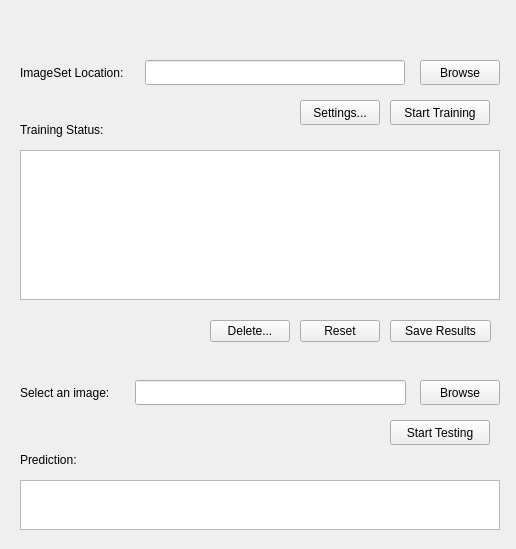
First picture: the form in Interface.ui, repository TtCWH/PyQt5GUI, before the edit.
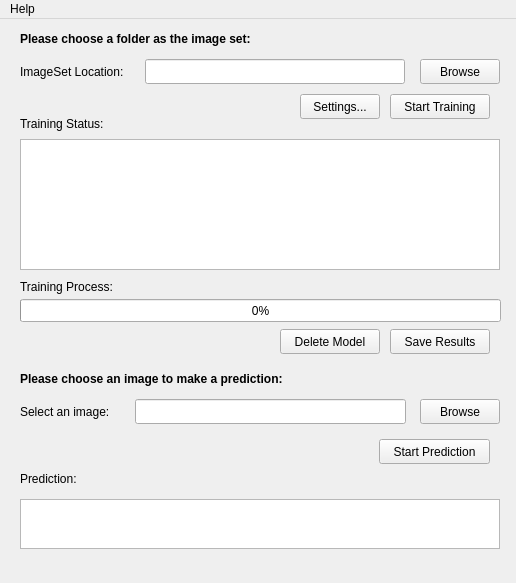
Second picture: the form after the edit. Icons and pictures are not drawn.

Diff of the .ui file:
```diff
--- a/Interface.ui
+++ b/Interface.ui
@@ -7,7 +7,7 @@
     <x>0</x>
     <y>0</y>
     <width>516</width>
-    <height>549</height>
+    <height>583</height>
    </rect>
   </property>
   <property name="windowTitle">
@@ -18,7 +18,7 @@
     <property name="geometry">
      <rect>
       <x>420</x>
-      <y>60</y>
+      <y>40</y>
       <width>80</width>
       <height>25</height>
      </rect>
@@ -31,7 +31,7 @@
     <property name="geometry">
      <rect>
       <x>145</x>
-      <y>60</y>
+      <y>40</y>
       <width>260</width>
       <height>25</height>
      </rect>
@@ -41,7 +41,7 @@
     <property name="geometry">
      <rect>
       <x>20</x>
-      <y>60</y>
+      <y>40</y>
       <width>120</width>
       <height>25</height>
      </rect>
@@ -54,7 +54,7 @@
     <property name="geometry">
      <rect>
       <x>300</x>
-      <y>100</y>
+      <y>75</y>
       <width>80</width>
       <height>25</height>
      </rect>
@@ -67,7 +67,7 @@
     <property name="geometry">
      <rect>
       <x>390</x>
-      <y>100</y>
+      <y>75</y>
       <width>100</width>
       <height>25</height>
      </rect>
@@ -80,7 +80,7 @@
     <property name="geometry">
      <rect>
       <x>20</x>
-      <y>120</y>
+      <y>95</y>
       <width>110</width>
       <height>20</height>
      </rect>
@@ -93,9 +93,9 @@
     <property name="geometry">
      <rect>
       <x>20</x>
-      <y>150</y>
+      <y>120</y>
       <width>480</width>
-      <height>150</height>
+      <height>131</height>
      </rect>
     </property>
    </widget>
@@ -103,41 +103,15 @@
     <property name="geometry">
      <rect>
       <x>390</x>
-      <y>320</y>
-      <width>101</width>
-      <height>22</height>
+      <y>310</y>
+      <width>100</width>
+      <height>25</height>
      </rect>
     </property>
     <property name="text">
      <string>Save Results</string>
     </property>
    </widget>
-   <widget class="QPushButton" name="pushButton_5">
-    <property name="geometry">
-     <rect>
-      <x>300</x>
-      <y>320</y>
-      <width>80</width>
-      <height>22</height>
-     </rect>
-    </property>
-    <property name="text">
-     <string>Reset</string>
-    </property>
-   </widget>
-   <widget class="QPushButton" name="pushButton_6">
-    <property name="geometry">
-     <rect>
-      <x>210</x>
-      <y>320</y>
-      <width>80</width>
-      <height>22</height>
-     </rect>
-    </property>
-    <property name="text">
-     <string>Delete...</string>
-    </property>
-   </widget>
    <widget class="QLabel" name="label_3">
     <property name="geometry">
      <rect>
@@ -190,14 +164,14 @@
    <widget class="QPushButton" name="pushButton_8">
     <property name="geometry">
      <rect>
-      <x>390</x>
+      <x>379</x>
       <y>420</y>
-      <width>100</width>
+      <width>111</width>
       <height>25</height>
      </rect>
     </property>
     <property name="text">
-     <string>Start Testing</string>
+     <string>Start Prediction</string>
     </property>
    </widget>
    <widget class="QTextEdit" name="textEdit_2">
@@ -210,6 +184,106 @@
      </rect>
     </property>
    </widget>
+   <widget class="QProgressBar" name="progressBar">
+    <property name="geometry">
+     <rect>
+      <x>20</x>
+      <y>280</y>
+      <width>481</width>
+      <height>23</height>
+     </rect>
+    </property>
+    <property name="value">
+     <number>0</number>
+    </property>
+    <property name="textVisible">
+     <bool>true</bool>
+    </property>
+   </widget>
+   <widget class="QLabel" name="label_5">
+    <property name="geometry">
+     <rect>
+      <x>20</x>
+      <y>260</y>
+      <width>120</width>
+      <height>16</height>
+     </rect>
+    </property>
+    <property name="text">
+     <string>Training Process:</string>
+    </property>
+   </widget>
+   <widget class="QLabel" name="label_6">
+    <property name="geometry">
+     <rect>
+      <x>20</x>
+      <y>10</y>
+      <width>381</width>
+      <height>20</height>
+     </rect>
+    </property>
+    <property name="font">
+     <font>
+      <pointsize>9</pointsize>
+      <weight>75</weight>
+      <bold>true</bold>
+     </font>
+    </property>
+    <property name="text">
+     <string>Please choose a folder as the image set:</string>
+    </property>
+   </widget>
+   <widget class="QLabel" name="label_7">
+    <property name="geometry">
+     <rect>
+      <x>20</x>
+      <y>350</y>
+      <width>381</width>
+      <height>20</height>
+     </rect>
+    </property>
+    <property name="font">
+     <font>
+      <pointsize>9</pointsize>
+      <weight>75</weight>
+      <bold>true</bold>
+     </font>
+    </property>
+    <property name="text">
+     <string>Please choose an image to make a prediction:</string>
+    </property>
+   </widget>
+   <widget class="QPushButton" name="pushButton_5">
+    <property name="geometry">
+     <rect>
+      <x>280</x>
+      <y>310</y>
+      <width>100</width>
+      <height>25</height>
+     </rect>
+    </property>
+    <property name="text">
+     <string>Delete Model</string>
+    </property>
+   </widget>
+  </widget>
+  <widget class="QMenuBar" name="menuBar">
+   <property name="geometry">
+    <rect>
+     <x>0</x>
+     <y>0</y>
+     <width>516</width>
+     <height>23</height>
+    </rect>
+   </property>
+   <widget class="QMenu" name="menuHelp">
+    <property name="title">
+     <string>Help</string>
+    </property>
+    <addaction name="actionRead_Me_2"/>
+    <addaction name="actionContact_Author"/>
+   </widget>
+   <addaction name="menuHelp"/>
   </widget>
   <action name="actionHelp">
    <property name="text">
```
Left out of the diff: 16 changed lines with no effect on the pictures.
